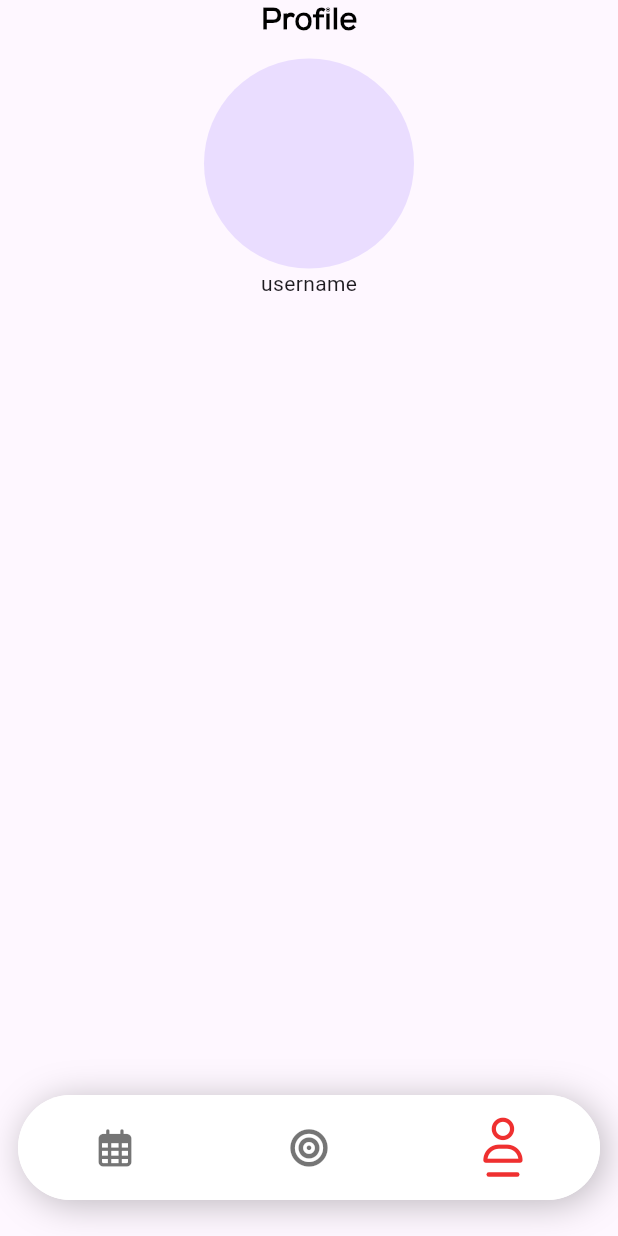
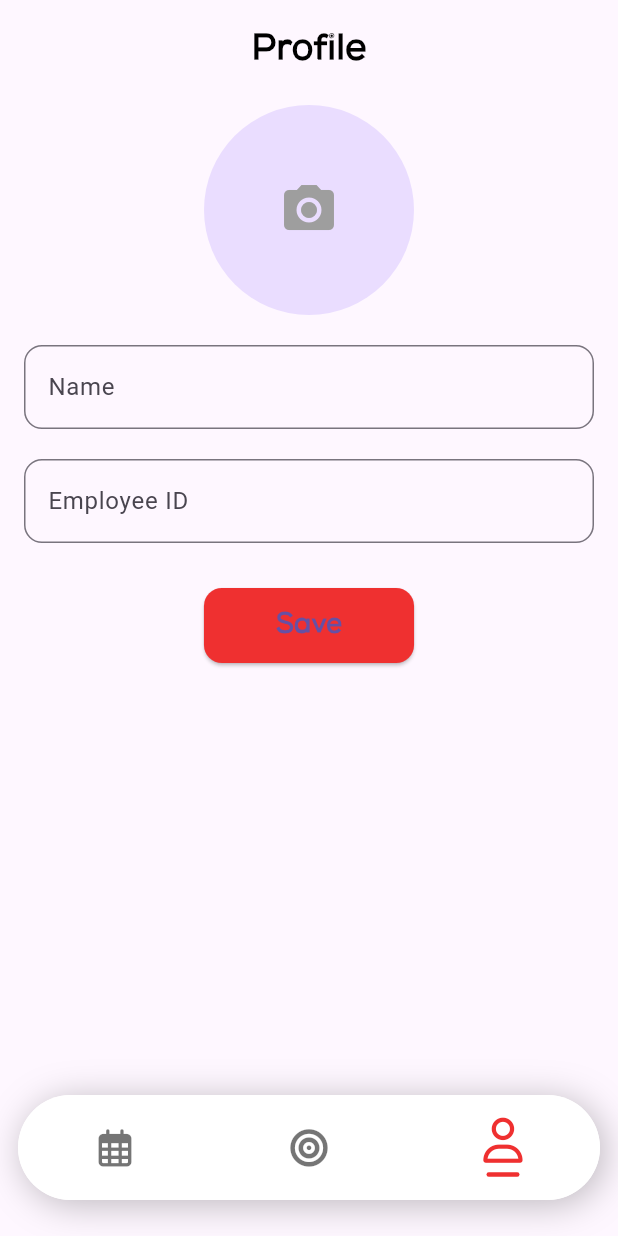
Before and after one commit to RITWIZSINGH/MIS_Tracker_flutter, a Flutter app: the screen it shows after launch, item 3 of the bottom bar chosen, on a phone screen of 412 x 824 dp. Run offline on Flutter 3.47's test engine with Material 3 defaults, Android fonts, the phone set to English and light mode, and no system bars; our stand-ins replace cloud_firestore, firebase_auth, firebase_core, flutter_keyboard_visibility, font_awesome_flutter, image_picker and 2 more; accounts and stored records are empty.

Commit message:
Update profile screen

```diff
--- a/lib/main.dart
+++ b/lib/main.dart
@@ -4,7 +4,7 @@ import 'package:flutter/material.dart';
 import 'package:firebase_core/firebase_core.dart';
 import 'package:flutter_keyboard_visibility/flutter_keyboard_visibility.dart';
 import 'package:mis_tracker/screen/home_screen.dart';
-import 'package:mis_tracker/login_Screen.dart';
+import 'package:mis_tracker/screen/login_screen.dart';
 import 'package:mis_tracker/models/target_data.dart';
 import 'package:shared_preferences/shared_preferences.dart';
 import 'package:provider/provider.dart';
@@ -14,6 +14,7 @@ import 'package:http/http.dart' as http;
 Future<void> main() async {
   WidgetsFlutterBinding.ensureInitialized();
   await Firebase.initializeApp(
+    name: "mis-tracker-85ebd" ,
     options: FirebaseOptions(
         apiKey: "AIzaSyDs3dMFKM-iIXYDutZ90gDiDzMNE7h0OdI",
         appId: "1:849335743106:web:3807e79a32ae360625ba9b",
--- a/lib/screen/profile_screen.dart
+++ b/lib/screen/profile_screen.dart
@@ -1,8 +1,8 @@
 // ignore_for_file: prefer_const_constructors, unnecessary_import, prefer_const_literals_to_create_immutables, unused_import
-
-import 'package:flutter/cupertino.dart';
 import 'package:flutter/material.dart';
-import 'package:mis_tracker/login_Screen.dart';
+import 'package:cloud_firestore/cloud_firestore.dart';
+import 'package:image_picker/image_picker.dart';
+import 'dart:io';
 
 class ProfileScreen extends StatefulWidget {
   const ProfileScreen({super.key});
@@ -15,11 +15,88 @@ class _ProfileScreenState extends State<ProfileScreen> {
   double screenHeight = 0;
   double screenWidth = 0;
 
-  Color primary = Color.fromARGB(255, 239, 48, 48);
+  Color primary = const Color.fromARGB(255, 239, 48, 48);
+
+  final TextEditingController _nameController = TextEditingController();
+  final TextEditingController _employeeIdController = TextEditingController();
+  File? _imageFile;
+
+  Future<void> _pickImage() async {
+    final pickedFile = await ImagePicker().pickImage(source: ImageSource.gallery);
+    if (pickedFile != null) {
+      setState(() {
+        _imageFile = File(pickedFile.path);
+      });
+    }
+  }
+
+  Future<void> _saveProfile() async {
+    final String name = _nameController.text;
+    final String employeeId = _employeeIdController.text;
+
+    if (name.isNotEmpty && employeeId.isNotEmpty && _imageFile != null) {
+      try {
+        // Store the data in Firestore
+        await FirebaseFirestore.instance.collection('profiles').doc(employeeId).set({
+          'name': name,
+          'employeeId': employeeId,
+          'imagePath': _imageFile!.path,
+        });
+
+        // Show the data in a beautiful way
+        showDialog(
+          context: context,
+          builder: (BuildContext context) {
+            return AlertDialog(
+              title: Text('Profile Saved'),
+              content: Column(
+                mainAxisSize: MainAxisSize.min,
+                children: [
+                  CircleAvatar(
+                    radius: 40.0,
+                    backgroundImage: FileImage(_imageFile!),
+                  ),
+                  SizedBox(height: 10),
+                  Text(
+                    'Name: $name',
+                    style: TextStyle(fontSize: 18, fontWeight: FontWeight.bold),
+                  ),
+                  Text(
+                    'Employee ID: $employeeId',
+                    style: TextStyle(fontSize: 16, color: Colors.grey[600]),
+                  ),
+                ],
+              ),
+              actions: [
+                TextButton(
+                  onPressed: () {
+                    Navigator.of(context).pop();
+                  },
+                  child: Text('OK'),
+                ),
+              ],
+            );
+          },
+        );
+      } catch (e) {
+        // Handle errors
+        ScaffoldMessenger.of(context).showSnackBar(SnackBar(
+          content: Text('Failed to save profile: $e'),
+        ));
+      }
+    } else {
+      ScaffoldMessenger.of(context).showSnackBar(SnackBar(
+        content: Text('Please complete all fields and select an image.'),
+      ));
+    }
+  }
+
   @override
   Widget build(BuildContext context) {
     return Scaffold(
       body: SafeArea(
+        child: Padding(
+          padding: const EdgeInsets.all(16.0),
           child: Column(
             children: [
               Center(
@@ -27,19 +104,65 @@ class _ProfileScreenState extends State<ProfileScreen> {
                   'Profile',
                   style: TextStyle(
                       color: Colors.black,
-                    fontSize: 20,
+                      fontSize: 24,
                       fontWeight: FontWeight.bold,
                       fontFamily: "NexaRegular"),
                 ),
               ),
-            SizedBox(
-              height: 10.0,
+              SizedBox(height: 20.0),
+              GestureDetector(
+                onTap: _pickImage,
+                child: CircleAvatar(
+                  radius: 70.0,
+                  backgroundImage: _imageFile != null ? FileImage(_imageFile!) : null,
+                  child: _imageFile == null
+                      ? Icon(Icons.camera_alt, size: 40, color: Colors.grey)
+                      : null,
                 ),
-            CircleAvatar(
-              radius: 70.0,
               ),
-            Text('username')
+              SizedBox(height: 20.0),
+              TextField(
+                controller: _nameController,
+                decoration: InputDecoration(
+                  labelText: "Name",
+                  border: OutlineInputBorder(
+                    borderRadius: BorderRadius.circular(12),
+                  ),
+                ),
+              ),
+              SizedBox(height: 20.0),
+              TextField(
+                controller: _employeeIdController,
+                decoration: InputDecoration(
+                  labelText: "Employee ID",
+                  border: OutlineInputBorder(
+                    borderRadius: BorderRadius.circular(12),
+                  ),
+                ),
+              ),
+              SizedBox(height: 30.0),
+              ElevatedButton(
+                onPressed: _saveProfile,
+                style: ElevatedButton.styleFrom(
+                  backgroundColor: primary,
+                  shape: RoundedRectangleBorder(
+                    borderRadius: BorderRadius.circular(12),
+                  ),
+                ),
+                child: Padding(
+                  padding: const EdgeInsets.symmetric(horizontal: 24, vertical: 12),
+                  child: Text(
+                    'Save',
+                    style: TextStyle(
+                      fontSize: 18,
+                      fontWeight: FontWeight.bold,
+                      fontFamily: "NexaRegular",
+                    ),
+                  ),
+                ),
+              ),
             ],
+          ),
         ),
       ),
     );
--- a/pubspec.yaml
+++ b/pubspec.yaml
@@ -45,7 +45,8 @@ dependencies:
   table_calendar: ^3.1.2
   intl: ^0.19.0
   http: ^1.2.2
-  firebase_auth: ^5.1.2
+  firebase_auth: ^5.1.4
+  image_picker: ^1.1.2
 
 dev_dependencies:
   flutter_test:
```
Also changed, not shown: pubspec.lock, 6 other files. Lines whose indentation alone changed are shown as unchanged.
